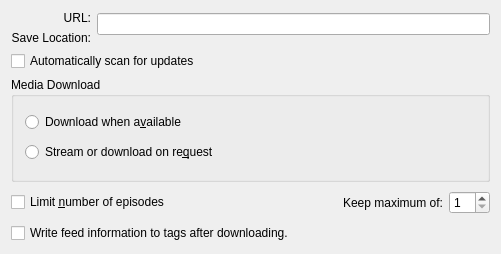
Old version of the form src/core-impl/podcasts/sql/PodcastSettingsBase.ui in the repository netrunner-debian-kde-extras/amarok.
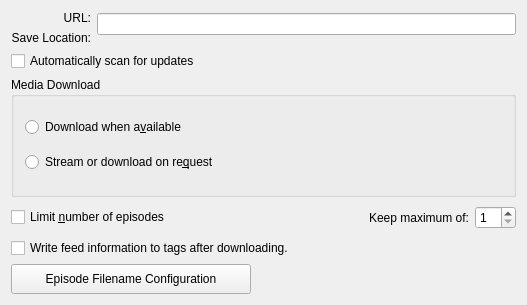
New version of the form. Custom widgets are drawn as their Qt base class.

Patch:
```diff
--- a/src/core-impl/podcasts/sql/PodcastSettingsBase.ui
+++ b/src/core-impl/podcasts/sql/PodcastSettingsBase.ui
@@ -10,8 +10,8 @@
    <rect>
     <x>0</x>
     <y>0</y>
-    <width>501</width>
-    <height>254</height>
+    <width>527</width>
+    <height>305</height>
    </rect>
   </property>
   <property name="sizePolicy">
@@ -227,6 +227,31 @@
      </item>
     </layout>
    </item>
+   <item>
+    <widget class="QPushButton" name="m_filenameLayoutConfigWidgetButton">
+     <property name="sizePolicy">
+      <sizepolicy hsizetype="Maximum" vsizetype="Fixed">
+       <horstretch>0</horstretch>
+       <verstretch>0</verstretch>
+      </sizepolicy>
+     </property>
+     <property name="minimumSize">
+      <size>
+       <width>240</width>
+       <height>30</height>
+      </size>
+     </property>
+     <property name="maximumSize">
+      <size>
+       <width>16777215</width>
+       <height>16777215</height>
+      </size>
+     </property>
+     <property name="text">
+      <string>Episode Filename Configuration</string>
+     </property>
+    </widget>
+   </item>
   </layout>
  </widget>
  <layoutdefault spacing="6" margin="11"/>
```
